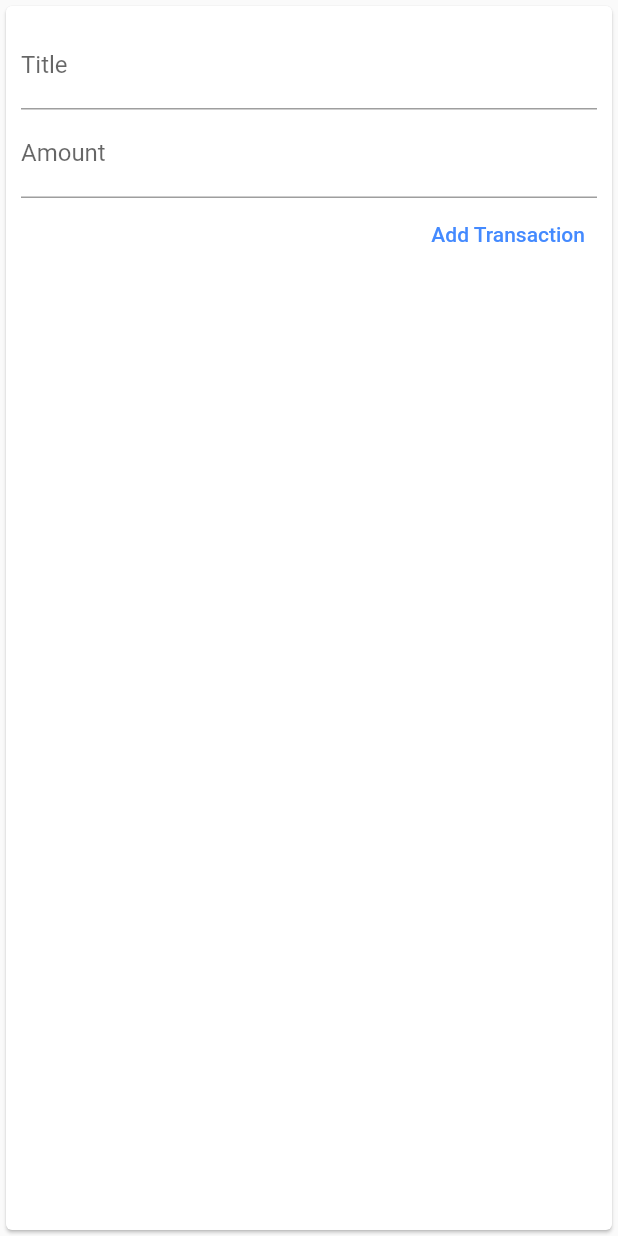
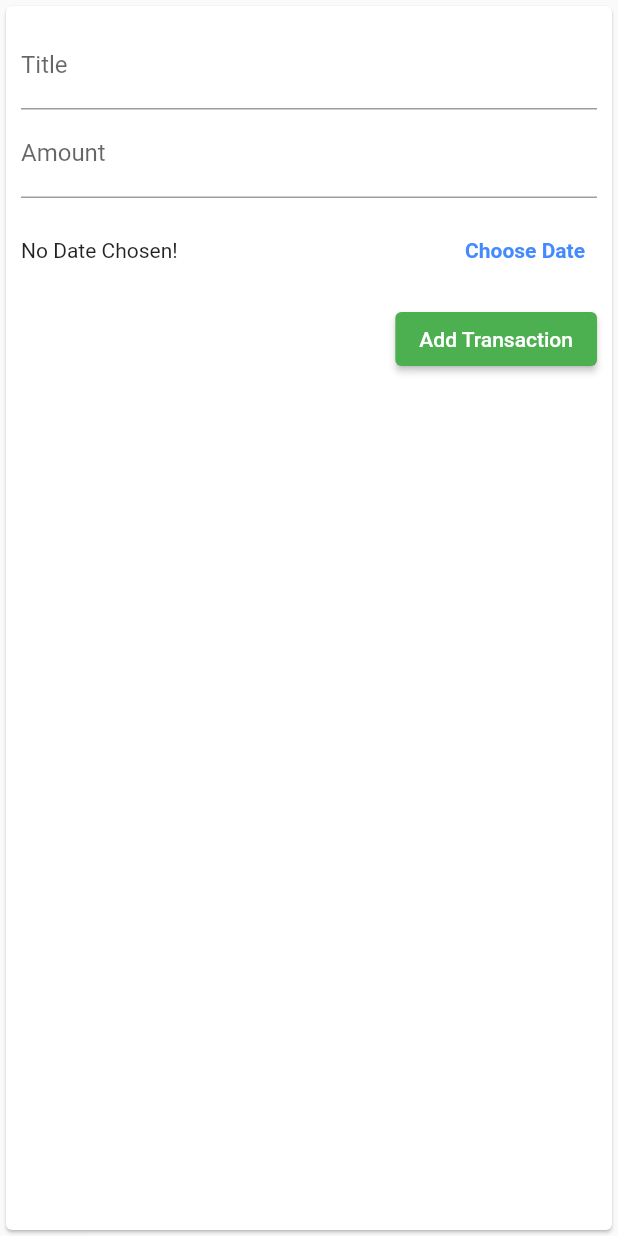
Before and after one commit to judell31/personal-expense, a Flutter app: the TransactionForm widget shown alone on an empty page, opened directly with empty values, after a tap on "Add Transaction", on a phone screen of 412 x 824 dp. Run offline on Flutter 3.47's test engine with Material 2 defaults, Android fonts, the phone set to English and light mode, and no system bars.

Commit message:
Date Selection

```diff
--- a/lib/widgets/transaction.form.dart
+++ b/lib/widgets/transaction.form.dart
@@ -1,4 +1,5 @@
 import 'package:flutter/material.dart';
+import 'package:intl/intl.dart';
 
 class TransactionForm extends StatefulWidget {
   final Function addTx;
@@ -11,20 +12,46 @@ class TransactionForm extends StatefulWidget {
 }
 
 class _TransactionFormState extends State<TransactionForm> {
-  final titleController = TextEditingController();
-  final amountController = TextEditingController();
+  final _titleController = TextEditingController();
+  final _amountController = TextEditingController();
+  DateTime? _selectedDate;
 
-  void addTransaction() {
-    final enteredTitle = titleController.text;
-    final enteredAmount = double.parse(amountController.text);
-
-    if(enteredTitle.isEmpty || enteredAmount <= 0) {
+  void _addTransaction() {
+    if (_amountController.text.isEmpty) {
       return;
     }
 
-    widget.addTx(enteredTitle, enteredAmount);
+    final enteredTitle = _titleController.text;
+    final enteredAmount = double.parse(_amountController.text);
+
+    if(enteredTitle.isEmpty || enteredAmount <= 0 || _selectedDate == null) {
+      return;
+    }
+
+    widget.addTx(
+        enteredTitle,
+        enteredAmount,
+        _selectedDate
+    );
 
     Navigator.of(context).pop();
+  }
+
+  void _addDate() {
+    showDatePicker(
+        context: context,
+        initialDate: DateTime.now(),
+        firstDate: DateTime(2022),
+        lastDate: DateTime.now()
+    ).then((pickedDate) {
+      if (pickedDate == null) {
+        return;
+      }
+
+      setState(() {
+        _selectedDate = pickedDate;
+      });
+    });
   }
 
   @override
@@ -37,22 +64,46 @@ class _TransactionFormState extends State<TransactionForm> {
             children: <Widget>[
               TextField(
                 decoration: const InputDecoration(labelText: "Title"),
-            controller: titleController,
-            onSubmitted: (_) => addTransaction(),
+                controller: _titleController,
+                onSubmitted: (_) => _addTransaction(),
                 // onChanged: (value) {
                 //   titleInput = value;
                 // },
               ),
               TextField(
                 decoration: const InputDecoration(labelText: "Amount"),
-            controller: amountController,
+                controller: _amountController,
                 keyboardType: TextInputType.number,
-            onSubmitted: (_) => addTransaction(), // (_) get an arg but i don't care about it or use it
+                onSubmitted: (_) => _addTransaction(), // (_) get an arg but i don't care about it or use it
                 // onChanged: (value) => amountInput = value,
               ),
+              SizedBox(
+                height: 70,
+                child: Row(
+                  children: <Widget>[
+                    Expanded(
+                      child: Text(
+                        _selectedDate == null ?
+                        "No Date Chosen!" :
+                        'Picked Date: ${DateFormat.yMd().format(_selectedDate!)}', // TODO: ?
+                      ),
+                    ),
                     TextButton(
-            onPressed: addTransaction,
+                      onPressed: _addDate,
                       style: TextButton.styleFrom(foregroundColor: Colors.blueAccent),
+                      child: const Text(
+                        "Choose Date",
+                        style: TextStyle(fontWeight: FontWeight.bold),
+                      ),
+                    )
+                  ],
+                ),
+              ),
+              ElevatedButton(
+                onPressed: _addTransaction,
+                style: TextButton.styleFrom(foregroundColor: Colors.white),
+                // TODO: look at this
+                // style: TextButton.styleFrom(foregroundColor: Theme.of(context).textTheme.titleLarge.),
                 child: const Text("Add Transaction"),
               ),
             ],
```
Also changed, not shown: lib/main.dart (+6 -2 lines). Lines whose indentation alone changed are shown as unchanged.
